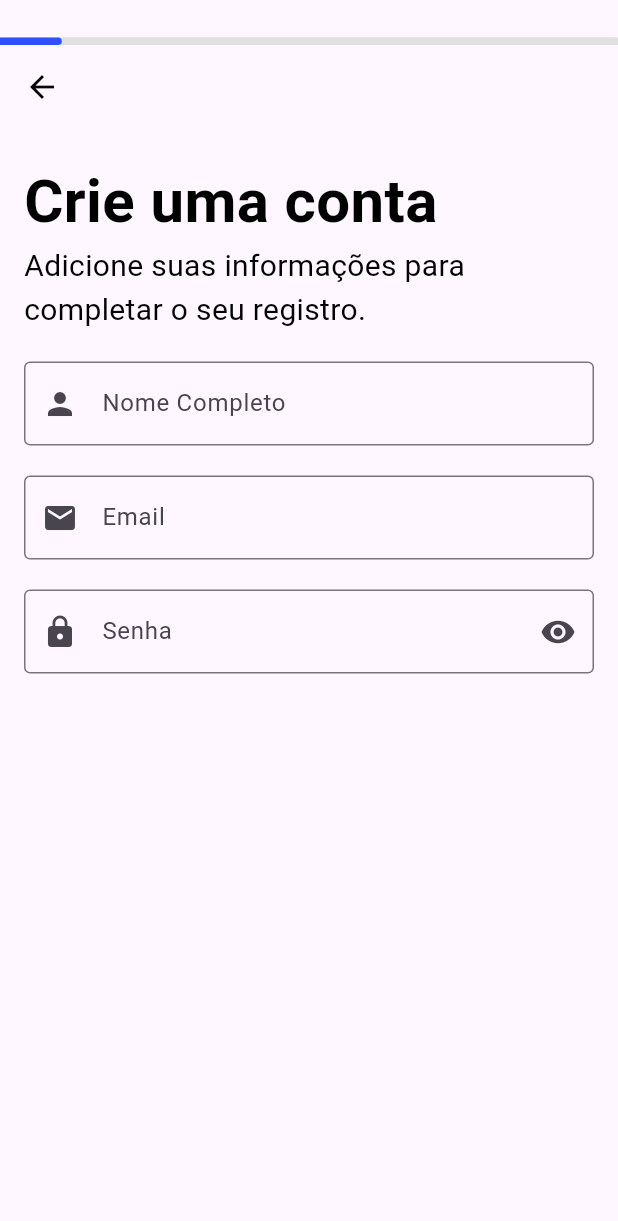
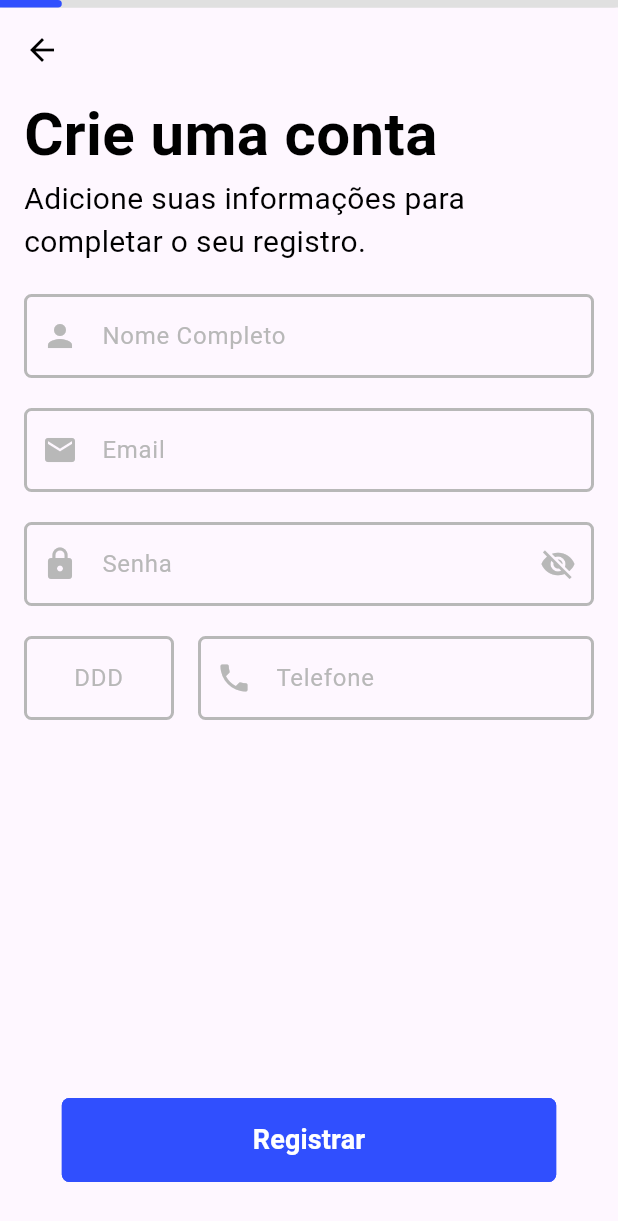
Before and after one commit to formatechsolutions/Buscador-de-pre-o, a Flutter app: the RegisterPage screen opened by its route, on a phone screen of 412 x 824 dp. Shown: the top 1221 px of the screen. Run offline on Flutter 3.47's test engine with Material 3 defaults, Android fonts, the phone set to English and light mode, and no system bars; our stand-ins replace get; Roboto replaces fonts that are missing (Poppins).

Commit message:
Code refactor

```diff
--- a/lib/core/pages/custom/appBar/simpleAppBar/simple_app_bar.dart
+++ b/lib/core/pages/custom/appBar/simpleAppBar/simple_app_bar.dart
@@ -1,10 +1,10 @@
-// ignore_for_file: use_key_in_widget_constructors
-
 import 'package:busca_preco/core/pages/custom/colors_controller.dart';
 import 'package:flutter/material.dart';
 import 'package:get/get.dart';
 
 class SimpleAppBar extends StatelessWidget implements PreferredSizeWidget {
+  const SimpleAppBar({super.key});
+
   @override
   Size get preferredSize => const Size.fromHeight(kToolbarHeight);
 
@@ -13,10 +13,14 @@ class SimpleAppBar extends StatelessWidget implements PreferredSizeWidget {
     return AppBar(
       backgroundColor: Colors.transparent,
       elevation: 0,
-      leading: IconButton(
-        icon: const Icon(Icons.arrow_back),
-        color: ColorsTheme.textBlack,
-        onPressed: () => Get.back(),
+      leading: Center(
+        child: IconButton(
+          icon: const Icon(
+            Icons.arrow_back,
+          ),
+          color: ColorsTheme.textBlack,
+          onPressed: () => Get.back(),
+        ),
       ),
     );
   }
--- a/lib/core/pages/custom/app_style_configuration.dart
+++ b/lib/core/pages/custom/app_style_configuration.dart
@@ -1,4 +1,5 @@
 class AppStyleConfiguration {
   static const borderRadiusButton = 5.0;
   static const smallText = 15.0;
+  static const defaultFont = 'Poppins';
 }
--- a/lib/core/pages/custom/colors_controller.dart
+++ b/lib/core/pages/custom/colors_controller.dart
@@ -17,4 +17,5 @@ class ColorsTheme {
   static const Color textWhite = Color(0xFFFFFFFF);
   static const Color textBlack = Color(0xFF000000);
   static const Color textGrey = Color(0xFF2A2A2A);
+  static const Color inputDefaultColor = Color(0xFFB8B8B8);
 }
--- a/lib/core/pages/custom/fields/custom_form_textfield.dart
+++ b/lib/core/pages/custom/fields/custom_form_textfield.dart
@@ -1,3 +1,4 @@
+import 'package:busca_preco/core/pages/custom/app_style_configuration.dart';
 import 'package:busca_preco/core/pages/custom/colors_controller.dart';
 import 'package:busca_preco/core/pages/custom/fields/password_visibility_controller.dart';
 import 'package:flutter/material.dart';
@@ -9,56 +10,116 @@ class CustomFormTextfield extends StatelessWidget {
   final bool? isPassword;
   final PasswordVisibilityController _controller =
       Get.put(PasswordVisibilityController());
+  final double? width;
+  final bool? centerText;
 
-  CustomFormTextfield({
-    super.key,
-    required this.text,
-    this.icon,
-    this.isPassword,
-  });
+  CustomFormTextfield(
+      {super.key, required this.text, this.icon, this.isPassword, this.width, this.centerText});
 
   @override
   Widget build(BuildContext context) {
     if (isPassword == true) {
       return Obx(
-        () => TextField(
+        () => SizedBox(
+          width: width,
+          child: TextField(
             obscureText:
                 isPassword == true ? _controller.isObscured.value : false,
+            style: const TextStyle(
+              color: ColorsTheme.inputDefaultColor,
+              fontFamily: AppStyleConfiguration.defaultFont,
+              fontStyle: FontStyle.normal,
+              fontWeight: FontWeight.normal,
+              letterSpacing: 0.5,
+              decoration: TextDecoration.none,
+            ),
             decoration: InputDecoration(
               hintText: text,
-            border: const OutlineInputBorder(),
+              hintStyle: const TextStyle(
+                color: ColorsTheme.inputDefaultColor,
+                fontStyle: FontStyle.normal,
+                fontWeight: FontWeight.normal,
+                fontFamily: AppStyleConfiguration.defaultFont,
+                decoration: TextDecoration.none,
+              ),
+              enabledBorder: const OutlineInputBorder(
+                borderRadius: BorderRadius.all(Radius.circular(5.0)),
+                borderSide: BorderSide(
+                  color: ColorsTheme.inputDefaultColor,
+                  width: 2.0,
+                ),
+              ),
               focusedBorder: const OutlineInputBorder(
+                borderRadius: BorderRadius.all(Radius.circular(5.0)),
                 borderSide: BorderSide(
                   color: ColorsTheme.primary,
                   width: 2.0,
                 ),
               ),
-            prefixIcon: icon != null ? Icon(icon) : null,
+              prefixIcon: icon != null
+                  ? Icon(
+                      icon,
+                      color: ColorsTheme.inputDefaultColor,
+                    )
+                  : null,
               suffixIcon: isPassword == true
                   ? IconButton(
                       icon: Icon(
                         _controller.isObscured.value
-                          ? Icons.visibility
-                          : Icons.visibility_off,
+                            ? Icons.visibility_off
+                            : Icons.visibility,
+                        color: ColorsTheme.inputDefaultColor,
                       ),
                       onPressed: _controller.toggleVisibility,
                     )
                   : null,
             ),
           ),
+        ),
       );
     } else {
-      return TextField(
+      return SizedBox(
+        width: width,
+        child: TextField(
+          textAlign: centerText == true ? TextAlign.center : TextAlign.start,
+          style: const TextStyle(
+            color: ColorsTheme.inputDefaultColor,
+            fontFamily: AppStyleConfiguration.defaultFont,
+            fontStyle: FontStyle.normal,
+            fontWeight: FontWeight.normal,
+            letterSpacing: 0.5,
+            decoration: TextDecoration.none,
+          ),
           decoration: InputDecoration(
             hintText: text,
-          border: const OutlineInputBorder(),
+            hintStyle: const TextStyle(
+              color: ColorsTheme.inputDefaultColor,
+              fontStyle: FontStyle.normal,
+              fontWeight: FontWeight.normal,
+              fontFamily: AppStyleConfiguration.defaultFont,
+              decoration: TextDecoration.none,
+            ),
+            enabledBorder: const OutlineInputBorder(
+              borderRadius: BorderRadius.all(Radius.circular(5.0)),
+              borderSide: BorderSide(
+                color: ColorsTheme.inputDefaultColor,
+                width: 2.0,
+              ),
+            ),
             focusedBorder: const OutlineInputBorder(
+              borderRadius: BorderRadius.all(Radius.circular(5.0)),
               borderSide: BorderSide(
                 color: ColorsTheme.primary,
                 width: 2.0,
               ),
             ),
-          prefixIcon: icon != null ? Icon(icon) : null,
+            prefixIcon: icon != null
+                ? Icon(
+                    icon,
+                    color: ColorsTheme.inputDefaultColor,
+                  )
+                : null,
+          ),
         ),
       );
     }
--- a/lib/core/pages/login/login_page.dart
+++ b/lib/core/pages/login/login_page.dart
@@ -6,9 +6,9 @@ class LoginPage extends StatelessWidget {
 
   @override
   Widget build(BuildContext context) {
-    return Scaffold(
+    return const Scaffold(
       appBar: SimpleAppBar(),
-      body: const Center(
+      body: Center(
         child: Text('Login Page'),
       ),
     );
--- a/lib/core/pages/register/register_page.dart
+++ b/lib/core/pages/register/register_page.dart
@@ -1,10 +1,11 @@
 import 'package:busca_preco/core/pages/custom/appBar/simpleAppBar/simple_app_bar.dart';
+import 'package:busca_preco/core/pages/custom/button/custom_button.dart';
+import 'package:busca_preco/core/pages/custom/colors_controller.dart';
 import 'package:busca_preco/core/pages/custom/fields/custom_form_textfield.dart';
 import 'package:busca_preco/core/pages/custom/statusbar/custom_statusbar.dart';
 import 'package:busca_preco/core/pages/custom/text/custom_subtitle_primary.dart';
 import 'package:busca_preco/core/pages/custom/text/custom_title_primary.dart';
 import 'package:flutter/material.dart';
-import 'package:get/get.dart';
 
 class RegisterPage extends StatelessWidget {
   const RegisterPage({super.key});
@@ -12,15 +13,13 @@ class RegisterPage extends StatelessWidget {
   @override
   Widget build(BuildContext context) {
     return Scaffold(
-      body: SingleChildScrollView(
-        child: Column(
-          crossAxisAlignment: CrossAxisAlignment.start,
+      body: Column(
         children: [
-            const SizedBox(height: 25),
           const CustomStatusbar(nivel: 10),
-            SimpleAppBar(),
-            const SizedBox(height: 20),
-            Padding(
+          const SimpleAppBar(),
+          Expanded(
+            child: SingleChildScrollView(
+              child: Padding(
                 padding: const EdgeInsets.symmetric(horizontal: 16.0),
                 child: Column(
                   crossAxisAlignment: CrossAxisAlignment.start,
@@ -32,7 +31,9 @@ class RegisterPage extends StatelessWidget {
                     ),
                     const SizedBox(height: 20),
                     CustomFormTextfield(
-                      text: 'Nome Completo', icon: Icons.person),
+                      text: 'Nome Completo',
+                      icon: Icons.person,
+                    ),
                     const SizedBox(height: 20),
                     CustomFormTextfield(text: 'Email', icon: Icons.email),
                     const SizedBox(height: 20),
@@ -41,11 +42,42 @@ class RegisterPage extends StatelessWidget {
                       icon: Icons.lock,
                       isPassword: true,
                     ),
-                ],
+                    const SizedBox(height: 20),
+                    Row(
+                      children: [
+                        CustomFormTextfield(
+                          text: 'DDD',
+                          width:
+                              100,
+                              centerText: true,
+                        ),
+                        const SizedBox(
+                            width: 16),
+                        Expanded(
+                          child: CustomFormTextfield(
+                            text: 'Telefone',
+                            icon: Icons.phone,
                           ),
                         ),
                       ],
                     ),
+                  ],
+                ),
+              ),
+            ),
+          ),
+          Padding(
+            padding: const EdgeInsets.all(16.0),
+            child: CustomButton(
+              onPressed: () {},
+              text: 'Registrar',
+              colorButton: ColorsTheme.primary,
+              colorBackground: true,
+              buttonEnum: CustomButtonEnum.secondary,
+            ),
+          ),
+          const SizedBox(height: 20),
+        ],
       ),
     );
   }
--- a/lib/core/services/services_manager.dart
+++ b/lib/core/services/services_manager.dart
@@ -1,5 +1,4 @@
 import 'dart:async';
-import 'package:get/get.dart';
 
 class ServicesManager {
   static final servicesInitialized = Completer<void>();
```
Also changed, not shown: teste.txt (deleted), 1 other file. Lines whose indentation alone changed are shown as unchanged.
